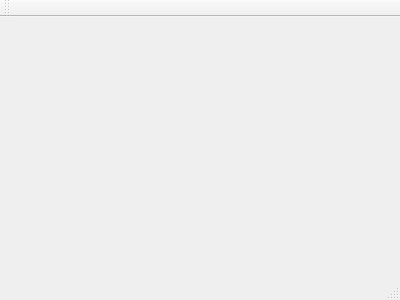
The window that HW1/quadratic/quadratic.ui (murzinaleks/qt_lessons) describes before a commit, drawn with Qt 5.
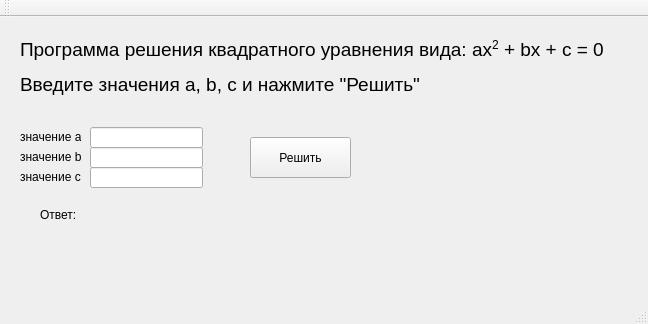
The same window after the commit.

Commit message: complete task_1 quadratic

The edit to the form file:
```diff
--- a/HW1/quadratic/quadratic.ui
+++ b/HW1/quadratic/quadratic.ui
@@ -1,24 +1,161 @@
 <ui version="4.0">
  <class>quadratic</class>
- <widget class="QMainWindow" name="quadratic" >
-  <property name="geometry" >
+ <widget class="QMainWindow" name="quadratic">
+  <property name="geometry">
    <rect>
     <x>0</x>
     <y>0</y>
-    <width>400</width>
-    <height>300</height>
+    <width>648</width>
+    <height>324</height>
    </rect>
   </property>
   <property name="windowTitle" >
    <string>quadratic</string>
   </property>
-  <widget class="QMenuBar" name="menuBar" />
-  <widget class="QToolBar" name="mainToolBar" />
-  <widget class="QWidget" name="centralWidget" />
-  <widget class="QStatusBar" name="statusBar" />
+  <widget class="QWidget" name="centralWidget">
+   <widget class="QLabel" name="labelProgramTitle">
+    <property name="geometry">
+     <rect>
+      <x>20</x>
+      <y>10</y>
+      <width>611</width>
+      <height>81</height>
+     </rect>
+    </property>
+    <property name="text">
+     <string>&lt;html&gt;&lt;head/&gt;&lt;body&gt;&lt;p&gt;&lt;span style=&quot; font-size:14pt;&quot;&gt;Программа решения квадратного уравнения вида: ax&lt;/span&gt;&lt;span style=&quot; font-size:14pt; vertical-align:super;&quot;&gt;2&lt;/span&gt;&lt;span style=&quot; font-size:14pt;&quot;&gt; + bx + c = 0&lt;/span&gt;&lt;/p&gt;&lt;p&gt;&lt;span style=&quot; font-size:14pt;&quot;&gt;Введите значения a, b, c и нажмите &amp;quot;Решить&amp;quot;&lt;/span&gt;&lt;/p&gt;&lt;/body&gt;&lt;/html&gt;</string>
+    </property>
+   </widget>
+   <widget class="QLabel" name="label_a">
+    <property name="geometry">
+     <rect>
+      <x>20</x>
+      <y>110</y>
+      <width>61</width>
+      <height>20</height>
+     </rect>
+    </property>
+    <property name="text">
+     <string>значение a:</string>
+    </property>
+   </widget>
+   <widget class="QLabel" name="label_c">
+    <property name="geometry">
+     <rect>
+      <x>20</x>
+      <y>150</y>
+      <width>61</width>
+      <height>20</height>
+     </rect>
+    </property>
+    <property name="text">
+     <string>значение c:</string>
+    </property>
+   </widget>
+   <widget class="QLabel" name="label_b">
+    <property name="geometry">
+     <rect>
+      <x>20</x>
+      <y>130</y>
+      <width>61</width>
+      <height>20</height>
+     </rect>
+    </property>
+    <property name="text">
+     <string>значение b:</string>
+    </property>
+   </widget>
+   <widget class="QLineEdit" name="lineEdit_a">
+    <property name="geometry">
+     <rect>
+      <x>90</x>
+      <y>110</y>
+      <width>113</width>
+      <height>21</height>
+     </rect>
+    </property>
+   </widget>
+   <widget class="QLineEdit" name="lineEdit_b">
+    <property name="geometry">
+     <rect>
+      <x>90</x>
+      <y>130</y>
+      <width>113</width>
+      <height>21</height>
+     </rect>
+    </property>
+   </widget>
+   <widget class="QLineEdit" name="lineEdit_c">
+    <property name="geometry">
+     <rect>
+      <x>90</x>
+      <y>150</y>
+      <width>113</width>
+      <height>21</height>
+     </rect>
+    </property>
+   </widget>
+   <widget class="QPushButton" name="button_calculate">
+    <property name="geometry">
+     <rect>
+      <x>250</x>
+      <y>120</y>
+      <width>101</width>
+      <height>41</height>
+     </rect>
+    </property>
+    <property name="text">
+     <string>Решить</string>
+    </property>
+   </widget>
+   <widget class="QLabel" name="label_result">
+    <property name="geometry">
+     <rect>
+      <x>40</x>
+      <y>190</y>
+      <width>41</width>
+      <height>16</height>
+     </rect>
+    </property>
+    <property name="text">
+     <string>Ответ:</string>
+    </property>
+   </widget>
+   <widget class="QLabel" name="label_calculated_result">
+    <property name="geometry">
+     <rect>
+      <x>90</x>
+      <y>190</y>
+      <width>461</width>
+      <height>31</height>
+     </rect>
+    </property>
+    <property name="text">
+     <string/>
+    </property>
+   </widget>
+  </widget>
+  <widget class="QMenuBar" name="menuBar">
+   <property name="geometry">
+    <rect>
+     <x>0</x>
+     <y>0</y>
+     <width>648</width>
+     <height>20</height>
+    </rect>
+   </property>
+  </widget>
+  <widget class="QToolBar" name="mainToolBar">
+   <attribute name="toolBarArea">
+    <enum>TopToolBarArea</enum>
+   </attribute>
+   <attribute name="toolBarBreak">
+    <bool>false</bool>
+   </attribute>
+  </widget>
+  <widget class="QStatusBar" name="statusBar"/>
  </widget>
- <layoutDefault spacing="6" margin="11" />
- <pixmapfunction></pixmapfunction>
+ <layoutdefault spacing="6" margin="11"/>
  <resources/>
  <connections/>
 </ui>
```
Left out of the diff: 3 changed lines with no effect on the pictures. The commit also changes 3 other files.
